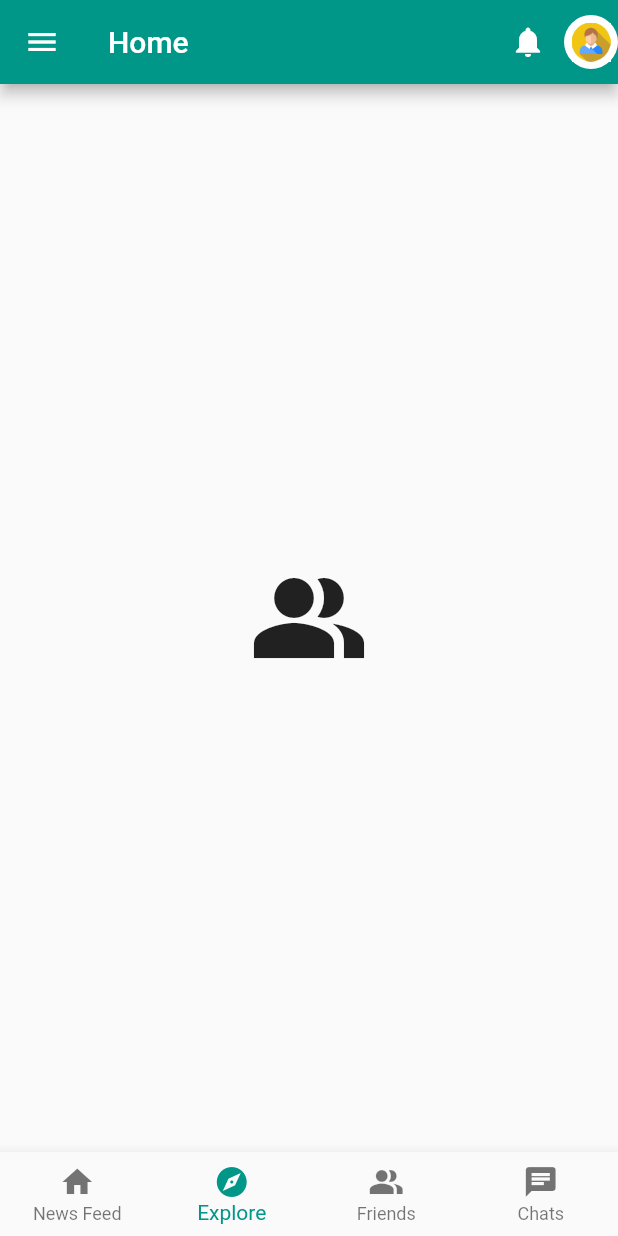
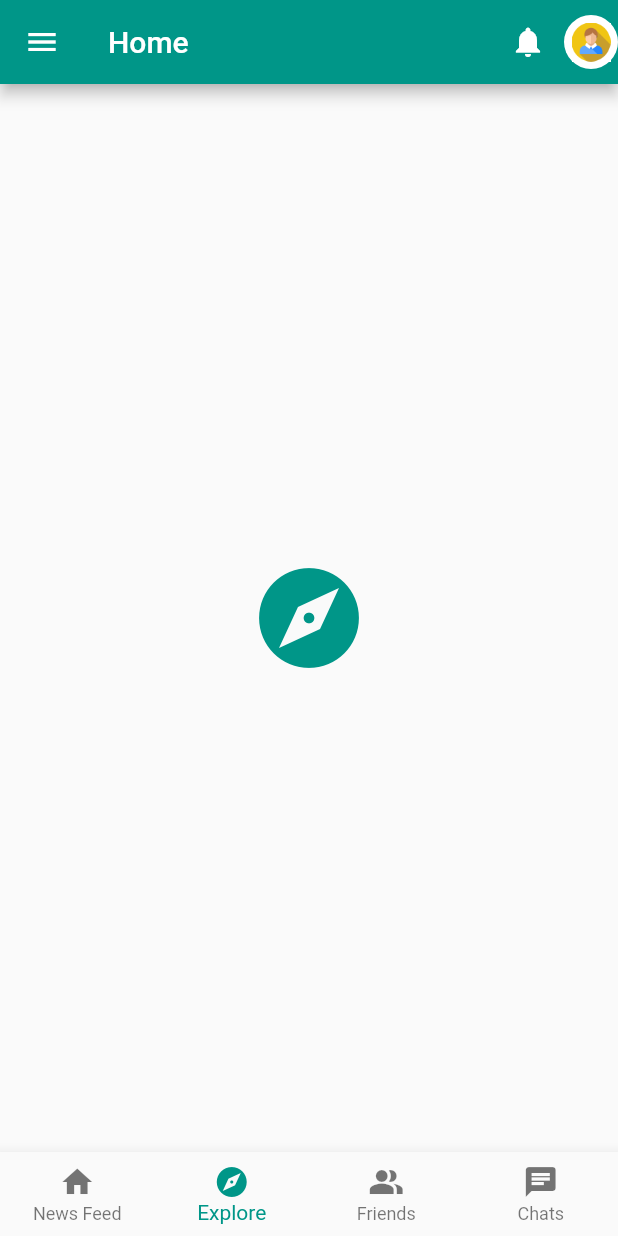
Before and after one commit to omer358/Login-Flutter-App, a Flutter app: the Home screen opened directly, item 2 of the bottom bar chosen, on a phone screen of 412 x 824 dp. Run offline on Flutter 3.47's test engine with Material 2 defaults, Android fonts, the phone set to English and light mode, and no system bars; our stand-ins replace rounded_loading_button.

Commit message:
change the icons color in the home page

```diff
--- a/lib/screens/home.dart
+++ b/lib/screens/home.dart
@@ -19,15 +19,18 @@ class _HomeState extends State<Home> {
         size: 80,
       ),
       Icon(
-        Icons.people_alt,
+        Icons.explore,
+        color: Colors.teal,
         size: 80,
       ),
       Icon(
-        Icons.notifications,
+        Icons.people_alt,
+        color: Colors.teal,
         size: 80,
       ),
       Icon(
         Icons.chat,
+        color: Colors.teal,
         size: 80,
       ),
     ];
```
